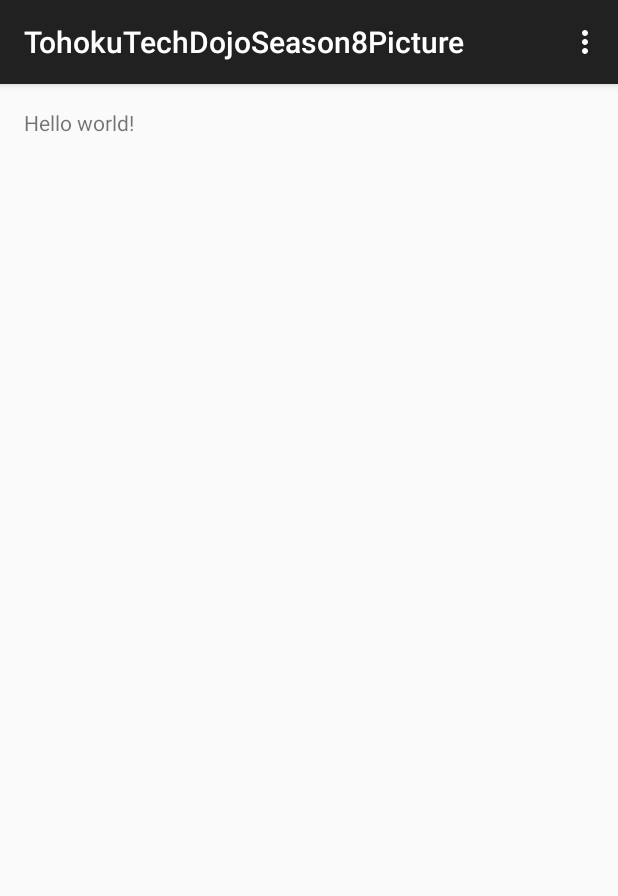
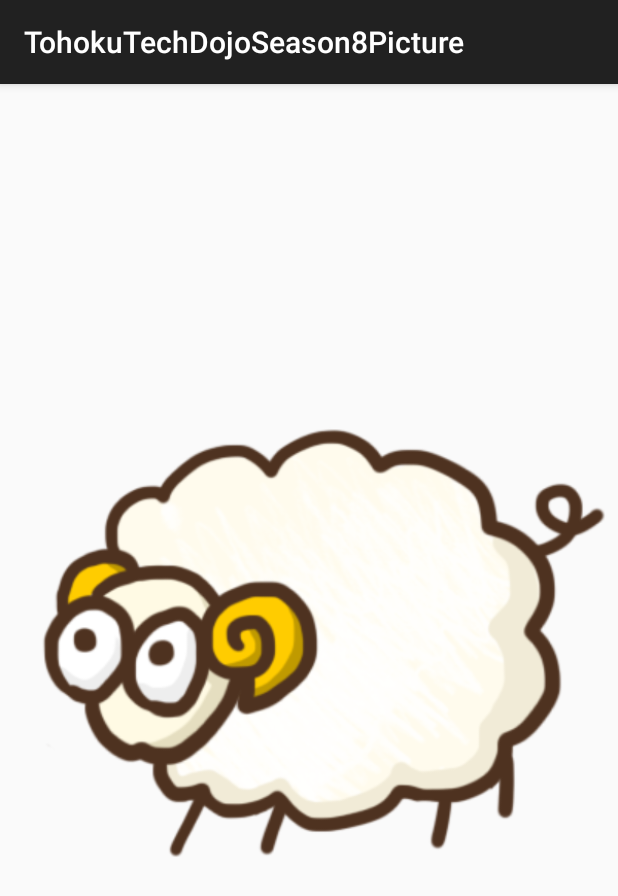
Before and after one commit to flatfisher/TohokuTechDojoSeason8Picture, an Android app: the screen it shows after launch (MainActivity), on a phone screen of 412 x 824 dp. Shown: the top 896 px of the screen. Run offline under Robolectric (Android 15) with nearby library versions, the phone set to English and light mode, and no system bars.

Commit message:
パッケージ名の変更、画像ファイルの追加、画像切り替えメソッドの追加。

```diff
--- a/app/build.gradle
+++ b/app/build.gradle
@@ -5,7 +5,7 @@ android {
     buildToolsVersion "22.0.1"
 
     defaultConfig {
-        applicationId "org.tohokutechdojo.tohokutechdojoseason8picture"
+        applicationId "org.tohokutechdojo.changepicture"
         minSdkVersion 14
         targetSdkVersion 22
         versionCode 1
--- a/app/src/main/AndroidManifest.xml
+++ b/app/src/main/AndroidManifest.xml
@@ -1,6 +1,6 @@
 <?xml version="1.0" encoding="utf-8"?>
 <manifest xmlns:android="http://schemas.android.com/apk/res/android"
-    package="org.tohokutechdojo.tohokutechdojoseason8picture" >
+    package="org.tohokutechdojo.changepicture" >
 
     <application
         android:allowBackup="true"
--- /dev/null
+++ b/app/src/main/java/org/tohokutechdojo/changepicture/MainActivity.java
@@ -0,0 +1,44 @@
+package org.tohokutechdojo.changepicture;
+
+import android.os.Bundle;
+import android.support.v7.app.ActionBarActivity;
+import android.view.View;
+import android.widget.ImageView;
+
+
+public class MainActivity extends ActionBarActivity {
+
+    private ImageView imageView;
+    private int touchCount = 0;
+
+    @Override
+    protected void onCreate(Bundle savedInstanceState) {
+        super.onCreate(savedInstanceState);
+
+        // レイアウトファイル(activity_main.xml)を読み込む
+        setContentView(R.layout.activity_main);
+
+        // 画像を入れるレイアウトを指定する
+        imageView = (ImageView) findViewById(R.id.imageView);
+
+        // 初期値の画像を入れる
+        imageView.setImageResource(R.drawable.sheep_1);
+    }
+
+    public void onTouchLayout(View v) {
+        if (touchCount == 0){
+            // 1種類目の画像を入れる
+            imageView.setImageResource(R.drawable.sheep_2);
+
+            // touchCountを1にする
+            touchCount = 1;
+        }
+        else {
+            // 2種類目の画像を入れる
+            imageView.setImageResource(R.drawable.sheep_1);
+
+            // touchCountを0にする
+            touchCount = 0;
+        }
+    }
+}
--- a/app/src/main/java/org/tohokutechdojo/tohokutechdojoseason8picture/MainActivity.java
+++ /dev/null
@@ -1,39 +0,0 @@
-package org.tohokutechdojo.tohokutechdojoseason8picture;
-
-import android.support.v7.app.ActionBarActivity;
-import android.os.Bundle;
-import android.view.Menu;
-import android.view.MenuItem;
-
-
-public class MainActivity extends ActionBarActivity {
-
-    @Override
-    protected void onCreate(Bundle savedInstanceState) {
-        super.onCreate(savedInstanceState);
-        setContentView(R.layout.activity_main);
-    }
-
-
-    @Override
-    public boolean onCreateOptionsMenu(Menu menu) {
-        // Inflate the menu; this adds items to the action bar if it is present.
-        getMenuInflater().inflate(R.menu.menu_main, menu);
-        return true;
-    }
-
-    @Override
-    public boolean onOptionsItemSelected(MenuItem item) {
-        // Handle action bar item clicks here. The action bar will
-        // automatically handle clicks on the Home/Up button, so long
-        // as you specify a parent activity in AndroidManifest.xml.
-        int id = item.getItemId();
-
-        //noinspection SimplifiableIfStatement
-        if (id == R.id.action_settings) {
-            return true;
-        }
-
-        return super.onOptionsItemSelected(item);
-    }
-}
--- a/app/src/main/res/layout/activity_main.xml
+++ b/app/src/main/res/layout/activity_main.xml
@@ -1,11 +1,14 @@
 <RelativeLayout xmlns:android="http://schemas.android.com/apk/res/android"
-    xmlns:tools="http://schemas.android.com/tools" android:layout_width="match_parent"
-    android:layout_height="match_parent" android:paddingLeft="@dimen/activity_horizontal_margin"
-    android:paddingRight="@dimen/activity_horizontal_margin"
-    android:paddingTop="@dimen/activity_vertical_margin"
-    android:paddingBottom="@dimen/activity_vertical_margin" tools:context=".MainActivity">
+    xmlns:tools="http://schemas.android.com/tools"
+    android:layout_width="match_parent"
+    android:layout_height="match_parent"
+    android:onClick="onTouchLayout"
+    tools:context="org.tohokutechdojo.changepicture.MainActivity">
 
-    <TextView android:text="@string/hello_world" android:layout_width="wrap_content"
-        android:layout_height="wrap_content" />
+    <ImageView
+        android:id="@+id/imageView"
+        android:adjustViewBounds="true"
+        android:layout_width="match_parent"
+        android:layout_height="match_parent" />
 
 </RelativeLayout>
```
Also changed, not shown: app/src/main/res/drawable/carrot_1.png (added), app/src/main/res/drawable/carrot_2.png (added), app/src/main/res/drawable/ojisan_1.png (added), app/src/main/res/drawable/ojisan_2.png (added), app/src/main/res/drawable/sheep_1.png (added), app/src/main/res/drawable/sheep_2.png (added), 4 other files.
